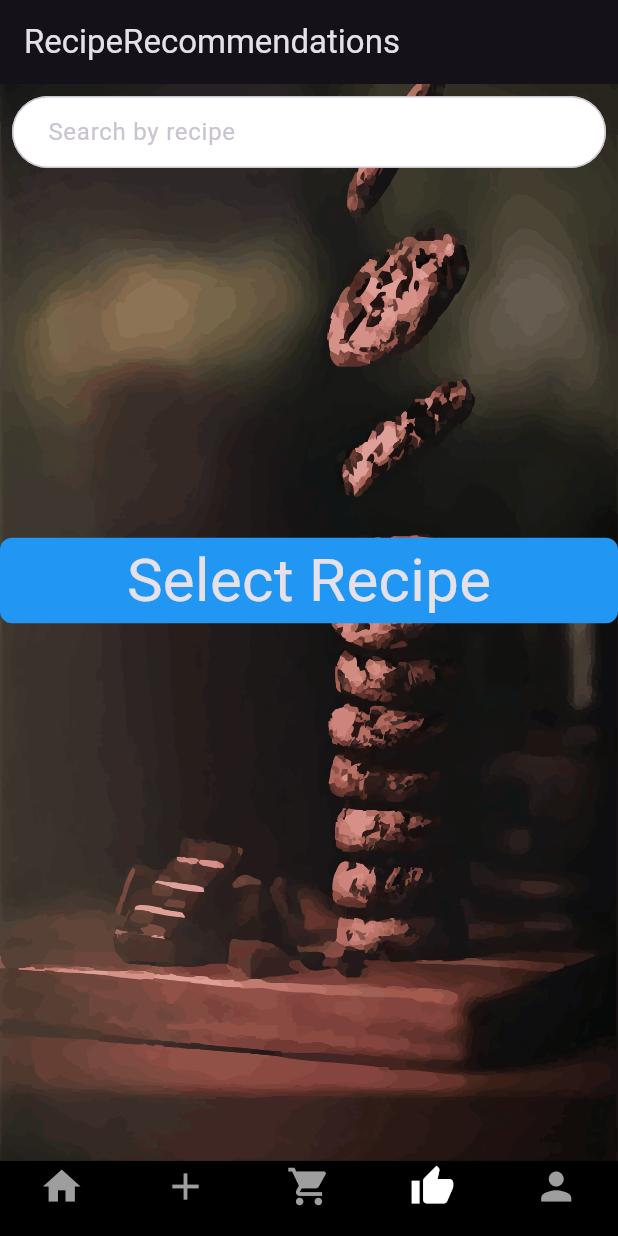
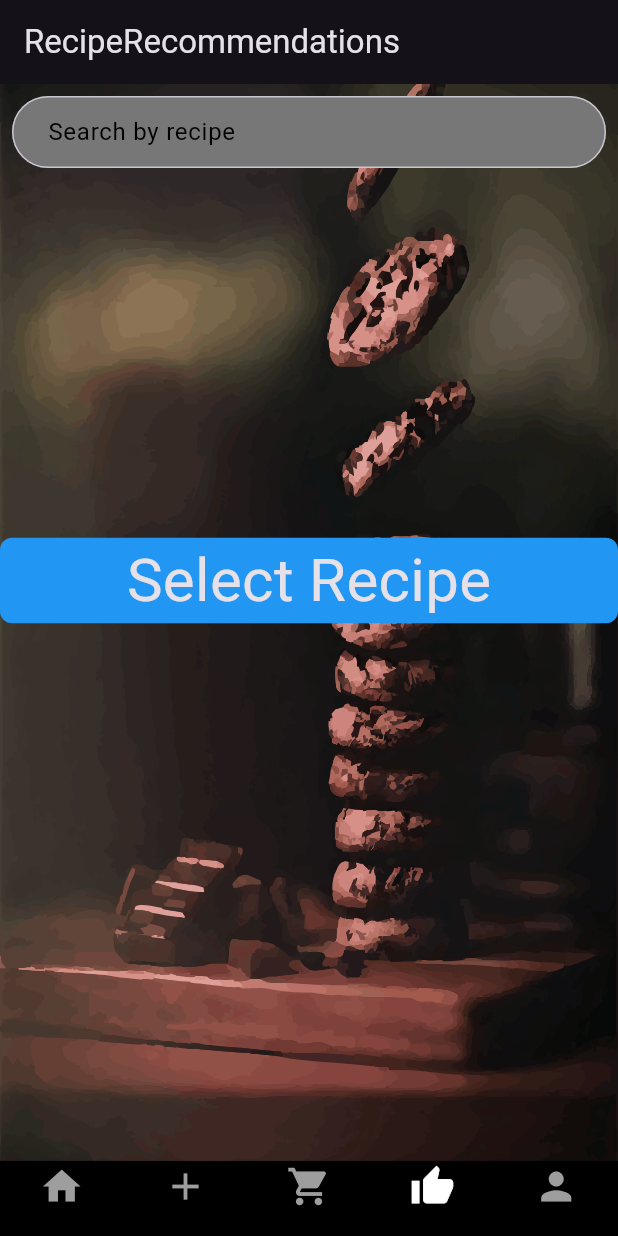
Before and after one commit to romeovasil/proiect_chs, a Flutter app: the screen it shows once a user with an empty profile is signed in, swiped to page 4, on a phone screen of 412 x 824 dp. Run offline on Flutter 3.47's test engine with Material 3 defaults, Android fonts, the phone set to English and light mode, and no system bars; drawn by our look-alikes of searchfield; our stand-ins replace cloud_firestore, firebase_auth, firebase_core, firebase_storage, flutter_svg, image_picker; accounts and stored records are empty.

Commit message:
small refactoring

```diff
--- a/lib/screens/recommendation_screen.dart
+++ b/lib/screens/recommendation_screen.dart
@@ -157,11 +157,12 @@ class _SearchFieldSampleState extends State<SearchFieldSample> {
                               style: BorderStyle.solid,
                             ),
                           ),
-                          fillColor: Colors.white,
+                          fillColor: const Color.fromARGB(255, 120, 119, 119),
                           filled: true,
                           contentPadding: const EdgeInsets.symmetric(
                             horizontal: 20,
                           ),
+                          hintStyle: TextStyle(color: Colors.black),
                         ),
                         suggestionsDecoration: suggestionDecoration,
                       ),
```
Also changed, not shown: lib/screens/recipe_details_screen.dart (+5 -2 lines), lib/widgets/recipe_card.dart (+0 -13 lines).
